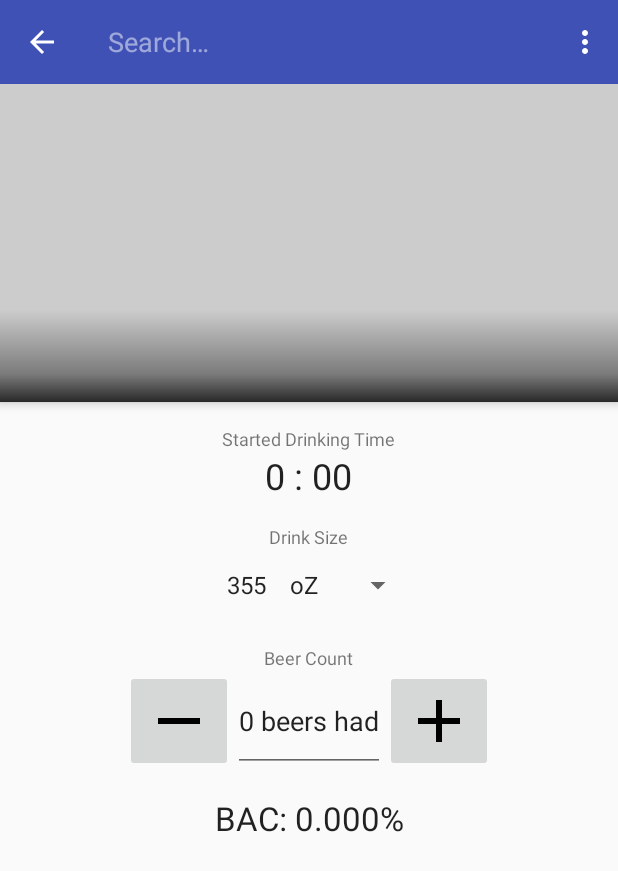
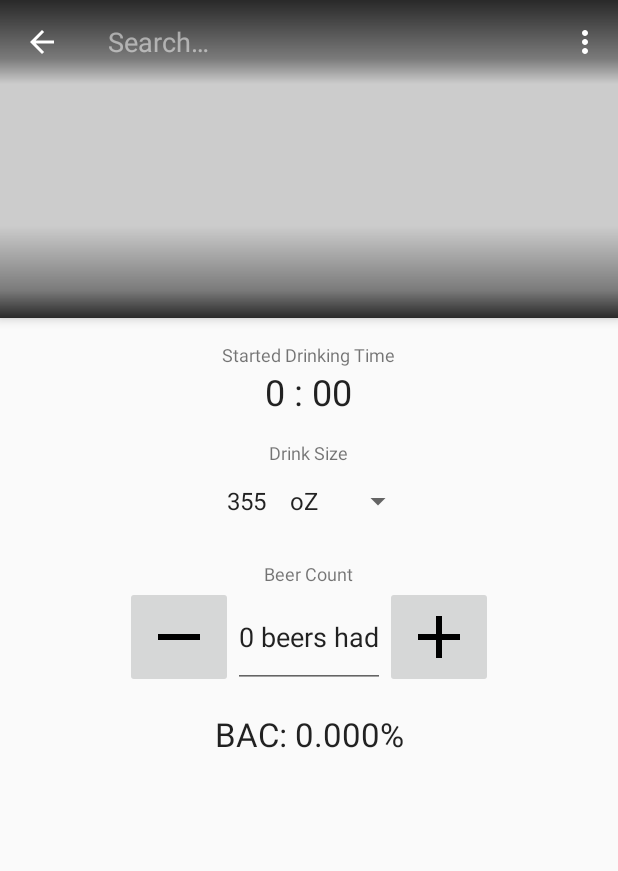
Before and after one commit to Beesham/Capstone-Project, an Android app: the screen it shows after launch (HomeActivity), after a tap on "Search", on a phone screen of 412 x 824 dp. Shown: the top 871 px of the screen. Run offline under Robolectric (Android 15) with nearby library versions, the phone set to English and light mode, and no system bars; our stand-ins replace ButterKnife, Picasso; libraries missing offline, so code that uses them is left out: net.simonvt.schematic; pictures from the network do not load; 10 statements that could not run were skipped.

Commit message:
refactor: convert home layout to impelement CollapsingToolbarLay

```diff
--- a/app/src/main/java/com/beesham/beerac/ui/HomeFragment.java
+++ b/app/src/main/java/com/beesham/beerac/ui/HomeFragment.java
@@ -120,6 +120,7 @@ public class HomeFragment extends Fragment implements LoaderManager.LoaderCallba
         mSharedPreferences = getActivity().getSharedPreferences(PREF_FILE, Context.MODE_PRIVATE);
 
         ((AppCompatActivity)getActivity()).setSupportActionBar(mToolbar);
+        ((AppCompatActivity)getActivity()).getSupportActionBar().setDisplayShowTitleEnabled(false);
 
         mBeerId = Utils.getBeerIdFromPrefs(getContext());
 
--- /dev/null
+++ b/app/src/main/res/drawable/toolbar_scrim.xml
@@ -0,0 +1,11 @@
+<?xml version="1.0" encoding="utf-8"?>
+<shape xmlns:android="http://schemas.android.com/apk/res/android">
+
+    <gradient
+            android:angle="90"
+            android:centerY="0.3"
+            android:startColor="#00000000"
+            android:centerColor="#66000000"
+            android:endColor="#CC000000"
+            android:type="linear"/>
+</shape>
--- a/app/src/main/res/layout-land/fragment_home.xml
+++ b/app/src/main/res/layout-land/fragment_home.xml
@@ -21,17 +21,6 @@
                 android:layout_width="match_parent"
                 android:layout_height="match_parent"
                 app:layout_scrollFlags="scroll|enterAlwaysCollapsed">
-
-            <LinearLayout
-                    android:layout_width="match_parent"
-                    android:layout_height="match_parent"
-                    android:orientation="vertical">
-
-                <android.support.v7.widget.Toolbar
-                        android:id="@+id/toolbar"
-                        android:layout_width="match_parent"
-                        android:layout_height="match_parent">
-                </android.support.v7.widget.Toolbar>
 
                 <FrameLayout
                         android:layout_width="match_parent"
@@ -61,7 +50,13 @@
                             android:background="@drawable/title_scrim"
                             android:textColor="@android:color/white"/>
                 </FrameLayout>
-            </LinearLayout>
+
+            <android.support.v7.widget.Toolbar
+                    android:id="@+id/toolbar"
+                    android:layout_width="match_parent"
+                    android:layout_height="?attr/actionBarSize"
+                    android:background="@drawable/toolbar_scrim">
+            </android.support.v7.widget.Toolbar>
         </android.support.design.widget.CollapsingToolbarLayout>
 
     </android.support.design.widget.AppBarLayout>
--- a/app/src/main/res/layout/fragment_home.xml
+++ b/app/src/main/res/layout/fragment_home.xml
@@ -16,16 +16,11 @@
             android:layout_height="wrap_content"
             android:theme="@style/AppTheme.AppBarOverlay">
 
-            <LinearLayout
-                    android:layout_width="match_parent"
-                    android:layout_height="match_parent"
-                    android:orientation="vertical">
-
-                <android.support.v7.widget.Toolbar
-                        android:id="@+id/toolbar"
-                        android:layout_width="match_parent"
-                        android:layout_height="match_parent">
-                </android.support.v7.widget.Toolbar>
+        <android.support.design.widget.CollapsingToolbarLayout
+                android:id="@+id/collapsing_toolbar"
+                android:layout_width="match_parent"
+                android:layout_height="match_parent"
+                app:contentScrim="?attr/colorPrimary">
 
                 <FrameLayout
                         android:layout_width="match_parent"
@@ -56,7 +51,15 @@
                             android:textSize="@dimen/beer_name_text_size_display"
                             android:textColor="@android:color/white"/>
                 </FrameLayout>
-            </LinearLayout>
+
+            <android.support.v7.widget.Toolbar
+                    android:id="@+id/toolbar"
+                    android:layout_width="match_parent"
+                    android:layout_height="?attr/actionBarSize"
+                    android:background="@drawable/toolbar_scrim">
+            </android.support.v7.widget.Toolbar>
+
+        </android.support.design.widget.CollapsingToolbarLayout>
 
     </android.support.design.widget.AppBarLayout>
 
--- a/gradle.properties
+++ b/gradle.properties
@@ -16,4 +16,4 @@ org.gradle.jvmargs=-Xmx1536m
 # http://www.gradle.org/docs/current/userguide/multi_project_builds.html#sec:decoupled_projects
 # org.gradle.parallel=true
 
-BREWERYDB_API_KEY = "xxxxxxxxxxxxxxxx";
+BREWERYDB_API_KEY = "b0c0eceef49f7ecd827331cde0912036";
```
Also changed, not shown: app/src/main/res/drawable-nodpi/example_appwidget_preview.png (deleted).
